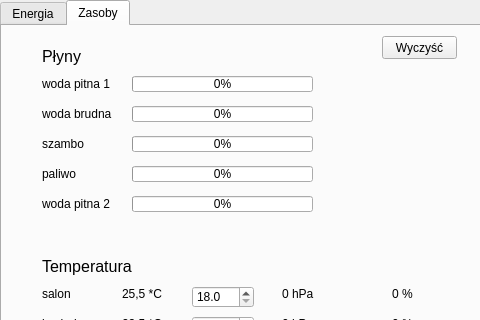
The window that InteliHouse.ui (MateuszRosner/InteliHouse1.0) describes before a commit, drawn with Qt 5; both pictures show x 0 to 480 and y 0 to 320 of the 1026 by 520 pixel window.
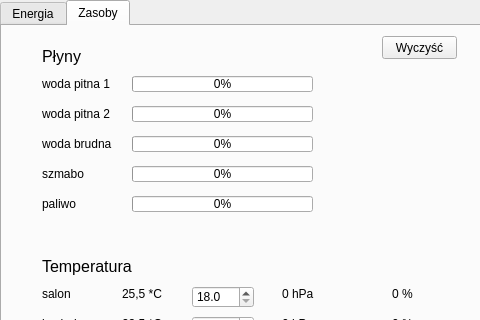
The same window after the commit. Custom widgets are drawn as their Qt base class.

```diff
--- a/InteliHouse.ui
+++ b/InteliHouse.ui
@@ -769,7 +769,7 @@
        </rect>
       </property>
       <property name="text">
-       <string>szambo</string>
+       <string>woda brudna</string>
       </property>
      </widget>
      <widget class="QProgressBar" name="progressBarFU_2">
@@ -795,7 +795,7 @@
        </rect>
       </property>
       <property name="text">
-       <string>woda brudna</string>
+       <string>woda pitna 2</string>
       </property>
      </widget>
      <widget class="QLabel" name="label_7">
@@ -808,7 +808,7 @@
        </rect>
       </property>
       <property name="text">
-       <string>paliwo</string>
+       <string>szmabo</string>
       </property>
      </widget>
      <widget class="QProgressBar" name="progressBarFU">
@@ -834,7 +834,7 @@
        </rect>
       </property>
       <property name="text">
-       <string>woda pitna 2</string>
+       <string>paliwo</string>
       </property>
      </widget>
      <widget class="QLabel" name="label_4">
```
